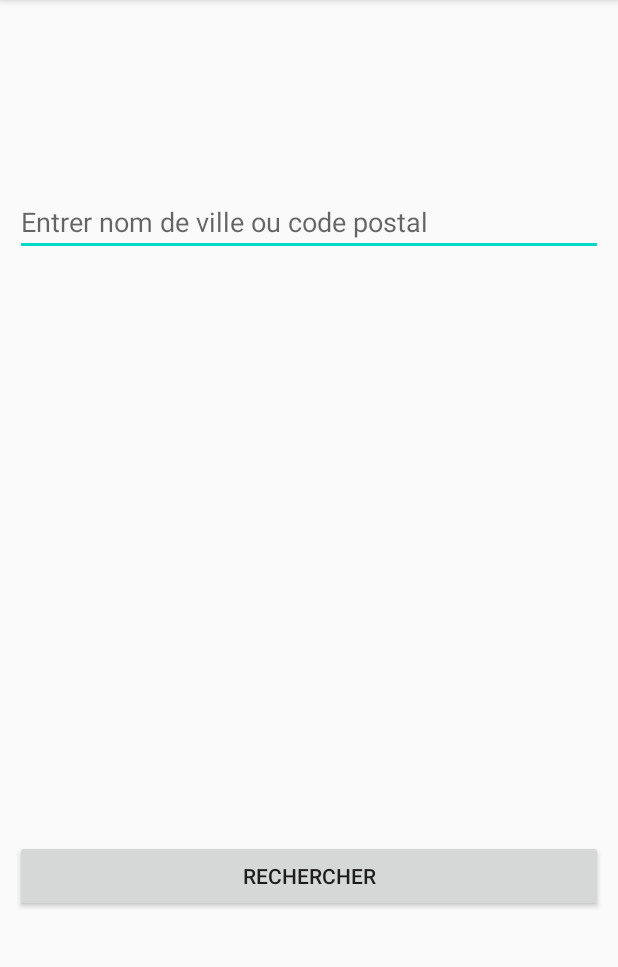
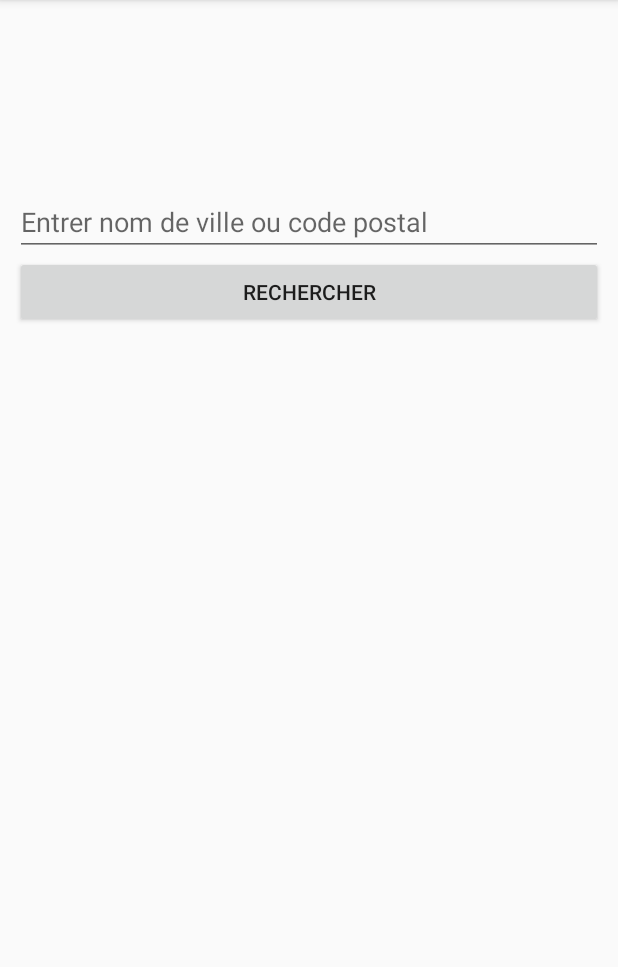
Before and after one commit to LorenzoBOIARDI/MetetooboApp, an Android app: the MeteoActivity screen opened directly, with no data from a screen before it, after a tap on "RECHERCHER", on a phone screen of 412 x 824 dp, the part 84-1051 px from its top. Run offline under Robolectric (Android 15) with nearby library versions, the phone set to English and light mode, and no system bars; our stand-ins replace Volley; network calls fail.

Commit message:
Meteo fonctionelle 100%

```diff
--- a/app/src/main/java/com/example/metetoobo/MeteoActivity.java
+++ b/app/src/main/java/com/example/metetoobo/MeteoActivity.java
@@ -1,9 +1,13 @@
 package com.example.metetoobo;
 
 import android.annotation.SuppressLint;
+import android.content.Context;
 import android.os.Bundle;
 import android.support.v7.app.AppCompatActivity;
+import android.view.KeyEvent;
 import android.view.View;
+import android.view.inputmethod.EditorInfo;
+import android.view.inputmethod.InputMethodManager;
 import android.widget.AdapterView;
 import android.widget.ArrayAdapter;
 import android.widget.Button;
@@ -52,10 +56,14 @@ public class MeteoActivity extends AppCompatActivity {
         mQueue = Volley.newRequestQueue(this);
 
 
+
+
         buttonCitySearch.setOnClickListener(new View.OnClickListener() {
             @Override
             public void onClick(View view) {
+
                 searchCity();
+                closeKeyBoard();
             }
         });
 
@@ -65,7 +73,8 @@ public class MeteoActivity extends AppCompatActivity {
         adapter = new ArrayAdapter<String>(this,
                 android.R.layout.simple_list_item_1,  /* android standard layout for a single entry from list: just some text and just a horizontal separator */
                 arrayList_Cities /* the List<T> contents */);
-        listView_showFoundCities.setAdapter(adapter);
+
+
 
         /* listen to clicks on a view whose contents depend on an adapter. that's our case */
         listView_showFoundCities.setOnItemClickListener(new AdapterView.OnItemClickListener() {
@@ -96,8 +105,11 @@ public class MeteoActivity extends AppCompatActivity {
                             JSONObject jsonObject1 = response.getJSONObject("forecast");
                             String tempMin = jsonObject1.getString("tmin");
                             String tempMax = jsonObject1.getString("tmax");
+                            String probaRain = jsonObject1.getString("probarain");
+                            String weather = jsonObject1.getString("weather");
 
-                            text_showTemp.append("Ville de " + city+ " :\n" + "temp min :" + tempMin + " °C \n" + "temp max :" + tempMax + " °C");
+                            text_showTemp.append("Ville de " + city+ " :\n" + "temp min :" + tempMin + " °C \n" + "temp max :" + tempMax + " °C\n"
+                             + "proba pluie :" + probaRain + " %");
 
 
                         } catch (JSONException e) {
@@ -140,6 +152,8 @@ public class MeteoActivity extends AppCompatActivity {
                                 arrayList_Insee.add(cityInsee);
 
 
+                                listView_showFoundCities.setAdapter(adapter);
+
                             }
 
                         } catch (JSONException e) {
@@ -155,4 +169,13 @@ public class MeteoActivity extends AppCompatActivity {
         mQueue.add(request);
     }
 
+    private void closeKeyBoard(){
+        View view = this.getCurrentFocus();
+        if (view != null){
+            InputMethodManager imm = (InputMethodManager)
+                    getSystemService(Context.INPUT_METHOD_SERVICE);
+            imm.hideSoftInputFromWindow(view.getWindowToken(), 0);
+        }
+    }
+
 }
--- a/app/src/main/res/layout/activity_meteo.xml
+++ b/app/src/main/res/layout/activity_meteo.xml
@@ -9,6 +9,8 @@
     android:gravity="center"
     android:orientation="vertical"
     android:padding="10dp"
+    android:focusable="true"
+    android:focusableInTouchMode="true"
     tools:context=".MainActivity">
 
     <EditText
@@ -19,7 +21,16 @@
         android:inputType="textCapSentences"
         android:maxLength="30"
         android:maxLines="1"
+        android:imeOptions="actionDone"
         />
+
+    <Button
+        android:id="@+id/btn_citySearch"
+        android:layout_width="match_parent"
+        android:layout_height="wrap_content"
+        android:layout_gravity="center_horizontal"
+        android:text="Rechercher"/>
+
 
     <ListView
         android:id="@+id/lv_result"
@@ -28,13 +39,6 @@
         android:textColor="@android:color/black"
         android:textSize="15sp" />
 
-    <Button
-        android:id="@+id/btn_citySearch"
-        android:layout_width="match_parent"
-        android:layout_height="wrap_content"
-        android:layout_gravity="center_horizontal"
-        android:text="Rechercher"/>
-
     <TextView
     android:id="@+id/text_showTempMin"
     android:layout_width="match_parent"
@@ -42,4 +46,5 @@
     android:textColor="@android:color/black"
     android:textSize="25sp" />
 
+
     </LinearLayout>
```
